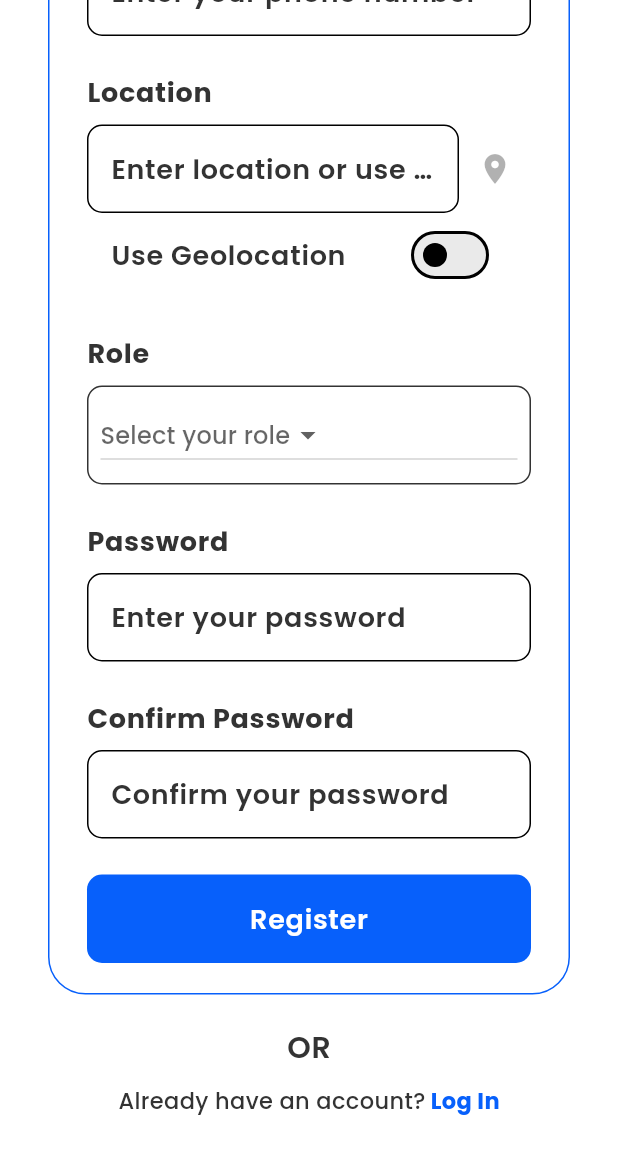
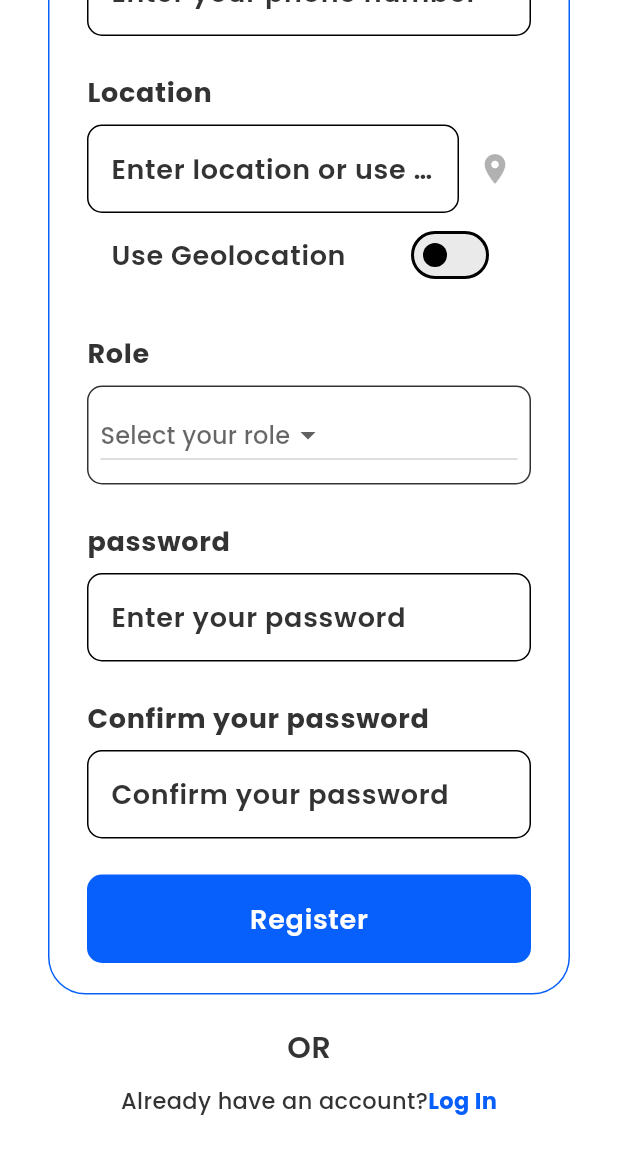
Before and after one commit to San-2310/daily_wage_app, a Flutter app: the SignUpScreen screen opened directly, scrolled down 522 dp, on a phone screen of 412 x 824 dp. Shown: the top 1154 px of the screen. Run offline on Flutter 3.47's test engine with Material 3 defaults, Android fonts, the phone set to English and light mode, and no system bars; our stand-ins replace cloud_firestore, firebase_auth, firebase_core, flutter_local_notifications, flutter_localization, geolocator and 4 more; accounts and stored records are empty; project files that could hold a hidden picture were left out.

Commit message:
fixed bugs

```diff
--- a/lib/pages/auth/signup_screen.dart
+++ b/lib/pages/auth/signup_screen.dart
@@ -1,8 +1,10 @@
 import 'package:daily_wage_app/services/auth_services.dart';
 import 'package:flutter/material.dart';
+import 'package:flutter_localization/flutter_localization.dart'; // Add this import
 import 'package:geolocator/geolocator.dart';
 import 'package:permission_handler/permission_handler.dart';
 
+import '../../localization/locales.dart'; // Add this import
 import 'login_screen.dart';
 
 class SignUpScreen extends StatefulWidget {
@@ -121,7 +123,7 @@ class _SignUpScreenState extends State<SignUpScreen> {
               children: [
                 const SizedBox(height: 60),
                 Text(
-                  'Sign Up',
+                  LocaleData.signUp.getString(context), // Update this line
                   style: theme.textTheme.headlineMedium?.copyWith(fontSize: 35),
                 ),
                 const SizedBox(height: 60),
@@ -137,18 +139,23 @@ class _SignUpScreenState extends State<SignUpScreen> {
                       crossAxisAlignment: CrossAxisAlignment.start,
                       children: [
                         const SizedBox(height: 30),
-                        Text("Name",
+                        Text(
+                            LocaleData.name
+                                .getString(context), // Update this line
                             style: theme.textTheme.bodyLarge
                                 ?.copyWith(fontWeight: FontWeight.bold)),
                         const SizedBox(height: 8),
                         TextField(
                             controller: _nameController,
                             decoration: InputDecoration(
-                                hintText: 'Enter your full name',
+                                hintText: LocaleData.enterFullName
+                                    .getString(context), // Update this line
                                 border: OutlineInputBorder(
                                     borderRadius: BorderRadius.circular(10)))),
                         const SizedBox(height: 24),
-                        Text("Email",
+                        Text(
+                            LocaleData.email
+                                .getString(context), // Update this line
                             style: theme.textTheme.bodyLarge
                                 ?.copyWith(fontWeight: FontWeight.bold)),
                         const SizedBox(height: 8),
@@ -156,11 +163,14 @@ class _SignUpScreenState extends State<SignUpScreen> {
                             controller: _emailController,
                             keyboardType: TextInputType.emailAddress,
                             decoration: InputDecoration(
-                                hintText: 'Enter your email',
+                                hintText: LocaleData.enterEmail
+                                    .getString(context), // Update this line
                                 border: OutlineInputBorder(
                                     borderRadius: BorderRadius.circular(10)))),
                         const SizedBox(height: 24),
-                        Text("Phone Number",
+                        Text(
+                            LocaleData.phone
+                                .getString(context), // Update this line
                             style: theme.textTheme.bodyLarge
                                 ?.copyWith(fontWeight: FontWeight.bold)),
                         const SizedBox(height: 8),
@@ -168,11 +178,14 @@ class _SignUpScreenState extends State<SignUpScreen> {
                             controller: _phoneController,
                             keyboardType: TextInputType.phone,
                             decoration: InputDecoration(
-                                hintText: 'Enter your phone number',
+                                hintText: LocaleData.enterPhoneNumber
+                                    .getString(context), // Update this line
                                 border: OutlineInputBorder(
                                     borderRadius: BorderRadius.circular(10)))),
                         const SizedBox(height: 24),
-                        Text("Location",
+                        Text(
+                            LocaleData.location
+                                .getString(context), // Update this line
                             style: theme.textTheme.bodyLarge
                                 ?.copyWith(fontWeight: FontWeight.bold)),
                         const SizedBox(height: 8),
@@ -182,8 +195,10 @@ class _SignUpScreenState extends State<SignUpScreen> {
                                 child: TextField(
                                     controller: _locationController,
                                     decoration: InputDecoration(
-                                        hintText:
-                                            'Enter location or use geolocation',
+                                        hintText: LocaleData
+                                            .enterLocationOrUseGeolocation
+                                            .getString(
+                                                context), // Update this line
                                         border: OutlineInputBorder(
                                             borderRadius:
                                                 BorderRadius.circular(10))))),
@@ -195,7 +210,8 @@ class _SignUpScreenState extends State<SignUpScreen> {
                           ],
                         ),
                         SwitchListTile(
-                          title: Text("Use Geolocation"),
+                          title: Text(LocaleData.useGeolocation
+                              .getString(context)), // Update this line
                           value: _useGeolocation,
                           onChanged: (bool value) {
                             setState(() {
@@ -204,7 +220,9 @@ class _SignUpScreenState extends State<SignUpScreen> {
                           },
                         ),
                         const SizedBox(height: 24),
-                        Text("Role",
+                        Text(
+                            LocaleData.role
+                                .getString(context), // Update this line
                             style: theme.textTheme.bodyLarge
                                 ?.copyWith(fontWeight: FontWeight.bold)),
                         const SizedBox(height: 8),
@@ -217,7 +235,8 @@ class _SignUpScreenState extends State<SignUpScreen> {
                           child: Padding(
                             padding: const EdgeInsets.all(8.0),
                             child: DropdownButton<String>(
-                              hint: Text('Select your role'),
+                              hint: Text(LocaleData.selectRole
+                                  .getString(context)), // Update this line
                               value: _role,
                               onChanged: (String? newValue) {
                                 setState(() {
@@ -235,7 +254,9 @@ class _SignUpScreenState extends State<SignUpScreen> {
                           ),
                         ),
                         const SizedBox(height: 24),
-                        Text("Password",
+                        Text(
+                            LocaleData.password
+                                .getString(context), // Update this line
                             style: theme.textTheme.bodyLarge
                                 ?.copyWith(fontWeight: FontWeight.bold)),
                         const SizedBox(height: 8),
@@ -243,11 +264,14 @@ class _SignUpScreenState extends State<SignUpScreen> {
                             controller: _passwordController,
                             obscureText: true,
                             decoration: InputDecoration(
-                                hintText: 'Enter your password',
+                                hintText: LocaleData.enterPassword
+                                    .getString(context), // Update this line
                                 border: OutlineInputBorder(
                                     borderRadius: BorderRadius.circular(10)))),
                         const SizedBox(height: 24),
-                        Text("Confirm Password",
+                        Text(
+                            LocaleData.confirmPassword
+                                .getString(context), // Update this line
                             style: theme.textTheme.bodyLarge
                                 ?.copyWith(fontWeight: FontWeight.bold)),
                         const SizedBox(height: 8),
@@ -255,7 +279,8 @@ class _SignUpScreenState extends State<SignUpScreen> {
                             controller: _confirmPasswordController,
                             obscureText: true,
                             decoration: InputDecoration(
-                                hintText: 'Confirm your password',
+                                hintText: LocaleData.confirmPassword
+                                    .getString(context), // Update this line
                                 border: OutlineInputBorder(
                                     borderRadius: BorderRadius.circular(10)))),
                         const SizedBox(height: 24),
@@ -275,7 +300,8 @@ class _SignUpScreenState extends State<SignUpScreen> {
                                         Colors.white),
                                   )
                                 : Text(
-                                    'Register',
+                                    LocaleData.register
+                                        .getString(context), // Update this line
                                     style: theme.textTheme.bodyLarge?.copyWith(
                                         color: theme.colorScheme.onPrimary),
                                   ),
@@ -289,7 +315,7 @@ class _SignUpScreenState extends State<SignUpScreen> {
                 Row(
                   mainAxisAlignment: MainAxisAlignment.center,
                   children: [
-                    Text("OR",
+                    Text(LocaleData.or.getString(context), // Update this line
                         style:
                             theme.textTheme.bodyLarge?.copyWith(fontSize: 20)),
                   ],
@@ -298,7 +324,9 @@ class _SignUpScreenState extends State<SignUpScreen> {
                 Row(
                   mainAxisAlignment: MainAxisAlignment.center,
                   children: [
-                    Text("Already have an account?",
+                    Text(
+                        LocaleData.alreadyHaveAccount
+                            .getString(context), // Update this line
                         style: theme.textTheme.bodyMedium),
                     GestureDetector(
                       onTap: () {
@@ -307,7 +335,9 @@ class _SignUpScreenState extends State<SignUpScreen> {
                             MaterialPageRoute(
                                 builder: (context) => LoginScreen()));
                       },
-                      child: Text(" Log In",
+                      child: Text(
+                          LocaleData.logIn
+                              .getString(context), // Update this line
                           style: theme.textTheme.bodyMedium?.copyWith(
                               fontWeight: FontWeight.bold,
                               color: theme.colorScheme.primary)),
--- a/lib/pages/employer_job_listings/employer_job_details.dart
+++ b/lib/pages/employer_job_listings/employer_job_details.dart
@@ -190,7 +190,7 @@ class _EmployerJobDetailsScreenState extends State<EmployerJobDetailsScreen>
                     controller: _tabController,
                     children: [
                       _buildJobDetailsForm(),
-                      ApplicationTab(),
+                      ApplicationTab(jobId: widget.jobId), // Update this line
                     ],
                   ),
                 ),
```
Also changed, not shown: lib/pages/employer_home/employer_home_screen.dart (+48 -41 lines), lib/widgets/applications_tab.dart (+98 -31 lines), lib/widgets/employee_job_listings.dart (+18 -10 lines).
